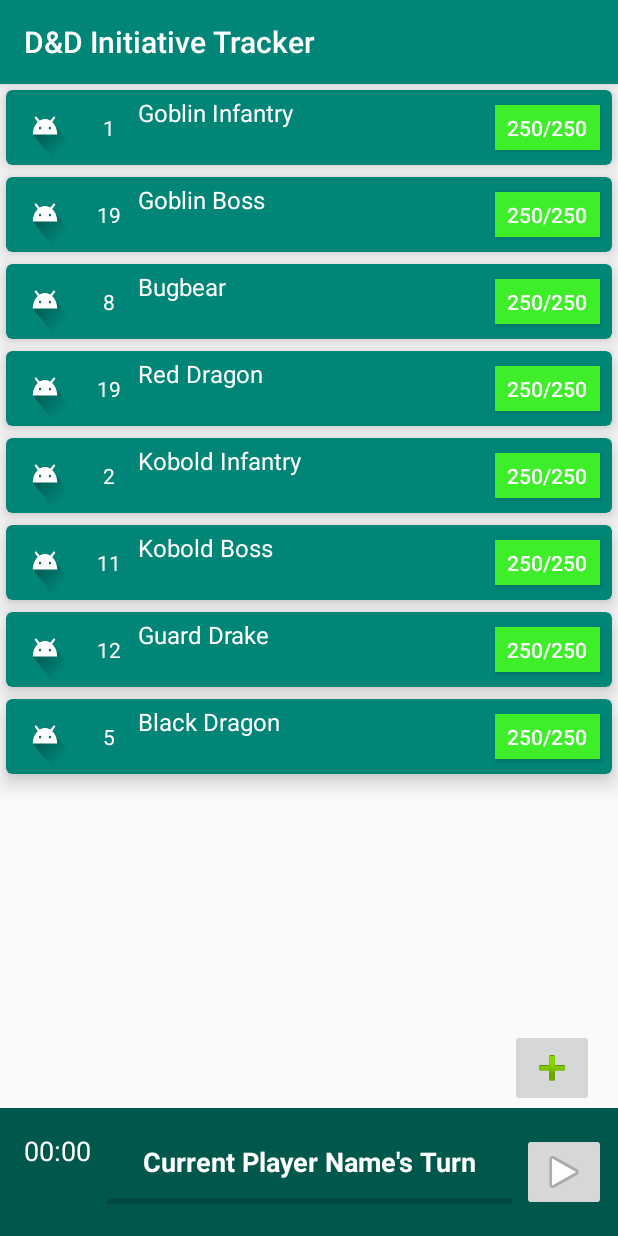
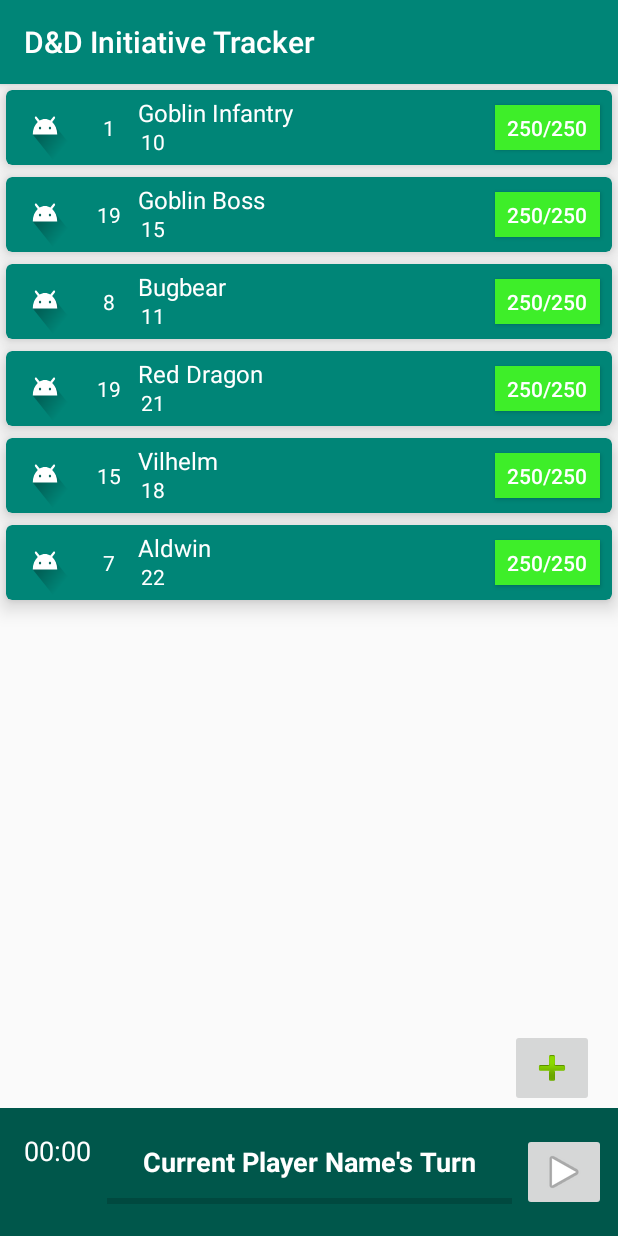
Before and after one commit to PatrickMayo/DDInitiativeTracker, an Android app: the screen it shows after launch (UIActivity), on a phone screen of 412 x 824 dp. Run offline under Robolectric (Android 15) with nearby library versions, the phone set to English and light mode, and no system bars; our stand-ins replace data binding.

```diff
--- /dev/null
+++ b/app/src/main/java/com/example/ddinitiativetracker/EncounterRepository.java
@@ -0,0 +1,63 @@
+package com.example.ddinitiativetracker;
+
+import java.util.ArrayList;
+import java.util.LinkedList;
+import java.util.List;
+
+/* Singleton Repository for all Encounters and encounter information
+
+    Michael Marinaro & Patrick Mayo, May 2019
+ */
+
+public class EncounterRepository {
+
+    private static EncounterRepository repository = null;
+
+    private List<Creature> creatureList;
+    private LinkedList<Encounter> encounterList;
+
+    private EncounterRepository(){
+        creatureList = test();
+    }
+
+    public static EncounterRepository getInstance(){
+        if (repository == null)
+            repository = new EncounterRepository();
+
+        return repository;
+    }
+
+    public List<Creature> getCreatureList() {
+        return creatureList;
+    }
+
+    public void setCreatureList(List<Creature> creatures) {
+        creatureList = creatures;
+    }
+
+    public void addCreature(Creature creature){
+        creatureList.add(creature);
+    }
+
+//    public void sortInit(List<Creature> cList){
+//
+//    }
+
+    //TEST LIST
+    private List<Creature> test(){
+        List<Creature> testCreatures = new ArrayList<>();
+
+        testCreatures.add(new Monster("Goblin Infantry", 10, 1));
+        testCreatures.add(new Monster("Goblin Boss", 15, 19));
+        testCreatures.add(new Monster("Bugbear", 11, 8));
+        testCreatures.add(new Monster("Red Dragon", 21, 19));
+//        testCreatures.add(new Monster("Kobold Infantry", 10, 2));
+//        testCreatures.add(new Monster("Kobold Boss", 13, 11));
+//        testCreatures.add(new Monster("Guard Drake", 14, 12));
+//        testCreatures.add(new Monster("Black Dragon", 1, 5));
+        testCreatures.add(new Monster("Vilhelm", 18, 15));
+        testCreatures.add(new Monster("Aldwin", 22, 7));
+
+        return testCreatures;
+    }
+}
--- a/app/src/main/java/com/example/ddinitiativetracker/UIFragment.java
+++ b/app/src/main/java/com/example/ddinitiativetracker/UIFragment.java
@@ -21,6 +21,7 @@ import java.util.List;
 public class UIFragment extends Fragment {
 
     private Manager manager;
+    private EncounterRepository repository = EncounterRepository.getInstance();
 
 
     public static UIFragment newInstance() {
@@ -41,7 +42,7 @@ public class UIFragment extends Fragment {
         binding.recyclerView.setLayoutManager(new LinearLayoutManager(getActivity()));
 
         //populate view from list of creatures
-        binding.recyclerView.setAdapter(new CreatureAdapter(test())); //<------- CURRENTLY USING TEST CREATURES
+        binding.recyclerView.setAdapter(new CreatureAdapter(repository.getCreatureList()));
 
         return binding.getRoot();
     }
@@ -89,21 +90,4 @@ public class UIFragment extends Fragment {
             return mCreatures.size();
         }
     }
-
-    //TEST LIST: REMOVE!
-    private List<Creature> test(){
-        List<Creature> testCreatures = new ArrayList<>();
-
-        testCreatures.add(new Monster("Goblin Infantry", 10, 1));
-        testCreatures.add(new Monster("Goblin Boss", 15, 19));
-        testCreatures.add(new Monster("Bugbear", 11, 8));
-        testCreatures.add(new Monster("Red Dragon", 21, 19));
-        testCreatures.add(new Monster("Kobold Infantry", 10, 2));
-        testCreatures.add(new Monster("Kobold Boss", 13, 11));
-        testCreatures.add(new Monster("Guard Drake", 14, 12));
-        testCreatures.add(new Monster("Black Dragon", 1, 5));
-
-
-        return testCreatures;
-    }
 }
--- a/app/src/main/java/com/example/ddinitiativetracker/ViewModel.java
+++ b/app/src/main/java/com/example/ddinitiativetracker/ViewModel.java
@@ -8,6 +8,7 @@ package com.example.ddinitiativetracker;
 public class ViewModel {
     private Creature creature;
     private Manager manager;
+    private EncounterRepository repository = EncounterRepository.getInstance();
 
     public ViewModel(Manager manager) {
         this.manager = manager;
--- a/app/src/main/res/layout/fragment_creature_creator.xml
+++ b/app/src/main/res/layout/fragment_creature_creator.xml
@@ -1,7 +1,6 @@
 <?xml version="1.0" encoding="utf-8"?>
 <layout
-    xmlns:android="http://schemas.android.com/apk/res/android"
-    xmlns:app="http://schemas.android.com/apk/res-auto">
+    xmlns:android="http://schemas.android.com/apk/res/android">
     <data>
         <variable
             name="viewModel"
@@ -43,7 +42,7 @@
                 android:layout_width="match_parent"
                 android:layout_height="wrap_content"
                 android:ems="10"
-                android:inputType="textNoSuggestions"
+                android:inputType="number"
                 android:text="@string/creator_creature_initiative"
                 />
 
--- a/app/src/main/res/layout/list_item_creature_card.xml
+++ b/app/src/main/res/layout/list_item_creature_card.xml
@@ -41,7 +41,7 @@
                 android:layout_width="30dp"
                 android:layout_height="wrap_content"
                 android:layout_marginStart="8dp"
-                android:text="@{viewModel.init}"
+                android:text="@{viewModel.getInit()}"
                 android:textAlignment="center"
                 android:textColor="@android:color/white"
                 android:textSize="14sp"
@@ -56,7 +56,7 @@
                 android:layout_height="wrap_content"
                 android:layout_marginStart="4dp"
                 android:layout_marginTop="4dp"
-                android:text="@{viewModel.name}"
+                android:text="@{viewModel.getName()}"
                 android:textColor="@android:color/white"
                 android:textSize="16sp"
                 card_view:layout_constraintStart_toEndOf="@+id/creature_initText"
@@ -68,7 +68,7 @@
                 android:layout_height="wrap_content"
                 android:layout_marginStart="4dp"
                 android:layout_marginBottom="6dp"
-                android:text="@{viewModel.AC}"
+                android:text="@{viewModel.getAC()}"
                 android:textAlignment="center"
                 android:textColor="@android:color/white"
                 android:textSize="14sp"
```
